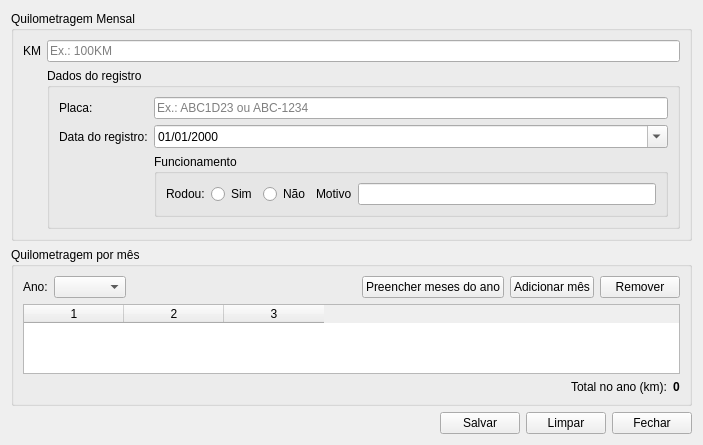
Qt form TELAS/TELAKM.UI (llucasgustavo23-cyber/sistema) before a commit.
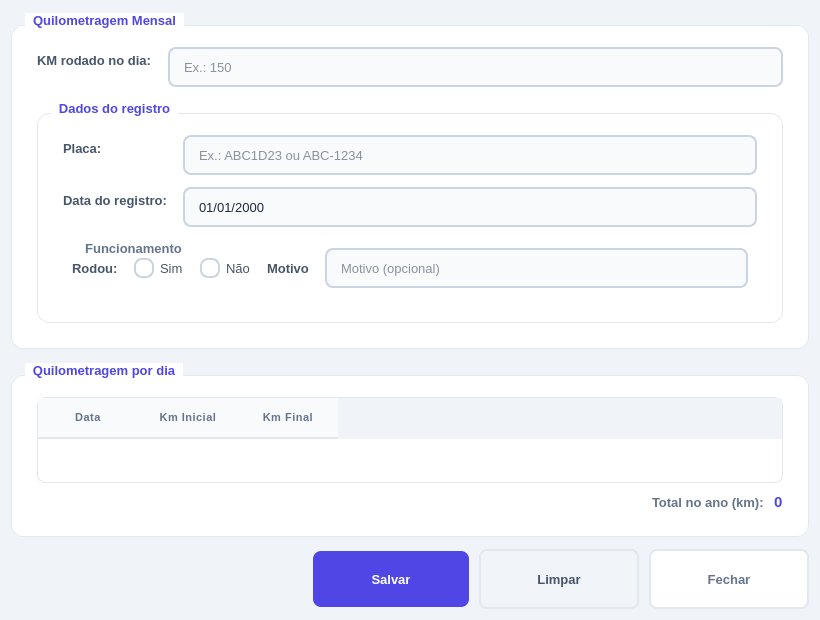
The same form after that commit.

```diff
--- a/TELAS/TELAKM.UI
+++ b/TELAS/TELAKM.UI
@@ -6,26 +6,279 @@
    <rect>
     <x>0</x>
     <y>0</y>
-    <width>703</width>
-    <height>427</height>
+    <width>820</width>
+    <height>620</height>
    </rect>
   </property>
   <property name="windowTitle">
-   <string>Form</string>
+   <string>Registro de Quilometragem</string>
+  </property>
+  <property name="styleSheet">
+   <string notr="true">
+QWidget {
+    background-color: #f0f4f8;
+    font-family: &quot;Segoe UI&quot;, sans-serif;
+    font-size: 13px;
+    color: #1e293b;
+}
+
+QGroupBox {
+    background-color: #ffffff;
+    border: 1px solid #e2e8f0;
+    border-radius: 12px;
+    margin-top: 14px;
+    padding: 12px 16px 16px 16px;
+    font-weight: 600;
+    font-size: 13px;
+    color: #334155;
+}
+
+QGroupBox::title {
+    subcontrol-origin: margin;
+    subcontrol-position: top left;
+    left: 14px;
+    top: 2px;
+    padding: 0 6px;
+    background-color: #ffffff;
+    color: #4f46e5;
+    font-size: 12px;
+    font-weight: 700;
+    text-transform: uppercase;
+    letter-spacing: 0.5px;
+}
+
+QGroupBox#groupDados_3 {
+    border: none;
+    background: transparent;
+    margin-top: 0px;
+    padding: 0px;
+}
+
+QGroupBox#groupDados_3::title {
+    color: #64748b;
+}
+
+QLineEdit {
+    background-color: #f8fafc;
+    border: 1.5px solid #cbd5e1;
+    border-radius: 8px;
+    padding: 8px 12px;
+    font-size: 13px;
+    color: #1e293b;
+    min-height: 20px;
+    selection-background-color: #4f46e5;
+}
+
+QLineEdit:focus {
+    border-color: #4f46e5;
+    background-color: #ffffff;
+}
+
+QLineEdit:disabled {
+    background-color: #f1f5f9;
+    color: #94a3b8;
+    border-color: #e2e8f0;
+}
+
+QDateEdit {
+    background-color: #f8fafc;
+    border: 1.5px solid #cbd5e1;
+    border-radius: 8px;
+    padding: 8px 12px;
+    font-size: 13px;
+    color: #1e293b;
+    min-height: 20px;
+}
+
+QDateEdit:focus {
+    border-color: #4f46e5;
+    background-color: #ffffff;
+}
+
+QDateEdit::drop-down {
+    border: none;
+    width: 24px;
+}
+
+QLabel {
+    background: transparent;
+    color: #475569;
+    font-size: 13px;
+    font-weight: 500;
+}
+
+QRadioButton {
+    background: transparent;
+    color: #475569;
+    font-size: 13px;
+    spacing: 6px;
+}
+
+QRadioButton::indicator {
+    width: 16px;
+    height: 16px;
+    border-radius: 8px;
+    border: 2px solid #cbd5e1;
+    background: #ffffff;
+}
+
+QRadioButton::indicator:checked {
+    border-color: #4f46e5;
+    background-color: #4f46e5;
+}
+
+QTableWidget {
+    background-color: #ffffff;
+    border: 1px solid #e2e8f0;
+    border-radius: 8px;
+    gridline-color: #f1f5f9;
+    font-size: 13px;
+    selection-background-color: #ede9fe;
+    selection-color: #1e293b;
+    alternate-background-color: #f8fafc;
+}
+
+QTableWidget::item {
+    padding: 8px 12px;
+    border-bottom: 1px solid #f1f5f9;
+}
+
+QHeaderView::section {
+    background-color: #f8fafc;
+    color: #64748b;
+    font-weight: 700;
+    font-size: 11px;
+    text-transform: uppercase;
+    letter-spacing: 0.5px;
+    padding: 10px 12px;
+    border: none;
+    border-bottom: 2px solid #e2e8f0;
+}
+
+QPushButton#btnSalvar {
+    background-color: #4f46e5;
+    color: white;
+    border: none;
+    border-radius: 8px;
+    padding: 10px 28px;
+    font-size: 13px;
+    font-weight: 600;
+    min-width: 100px;
+    min-height: 36px;
+}
+
+QPushButton#btnSalvar:hover {
+    background-color: #4338ca;
+}
+
+QPushButton#btnSalvar:pressed {
+    background-color: #3730a3;
+}
+
+QPushButton#btnLimpar {
+    background-color: #f1f5f9;
+    color: #475569;
+    border: 1.5px solid #e2e8f0;
+    border-radius: 8px;
+    padding: 10px 28px;
+    font-size: 13px;
+    font-weight: 600;
+    min-width: 100px;
+    min-height: 36px;
+}
+
+QPushButton#btnLimpar:hover {
+    background-color: #e2e8f0;
+    color: #334155;
+}
+
+QPushButton#btnFechar {
+    background-color: #ffffff;
+    color: #64748b;
+    border: 1.5px solid #e2e8f0;
+    border-radius: 8px;
+    padding: 10px 28px;
+    font-size: 13px;
+    font-weight: 600;
+    min-width: 100px;
+    min-height: 36px;
+}
+
+QPushButton#btnFechar:hover {
+    background-color: #f8fafc;
+    color: #334155;
+    border-color: #cbd5e1;
+}
+
+QScrollBar:vertical {
+    background: #f8fafc;
+    width: 8px;
+    border-radius: 4px;
+}
+
+QScrollBar::handle:vertical {
+    background: #cbd5e1;
+    border-radius: 4px;
+    min-height: 30px;
+}
+
+QScrollBar::handle:vertical:hover {
+    background: #94a3b8;
+}
+
+QScrollBar::add-line:vertical, QScrollBar::sub-line:vertical {
+    height: 0px;
+}
+   </string>
   </property>
   <layout class="QVBoxLayout" name="verticalLayout">
+   <property name="spacing">
+    <number>12</number>
+   </property>
+   <property name="contentsMargins" stdset="0">
+    <number>16</number>
+   </property>
    <item>
     <widget class="QGroupBox" name="groupDados_2">
      <property name="title">
       <string>Quilometragem Mensal</string>
      </property>
      <layout class="QFormLayout" name="formLayout_2">
-      <item row="4" column="1">
+      <property name="horizontalSpacing">
+       <number>16</number>
+      </property>
+      <property name="verticalSpacing">
+       <number>12</number>
+      </property>
+      <item row="0" column="0">
+       <widget class="QLabel" name="labelPlaca_2">
+        <property name="text">
+         <string>KM rodado no dia:</string>
+        </property>
+       </widget>
+      </item>
+      <item row="0" column="1">
+       <widget class="QLineEdit" name="linePlaca_2">
+        <property name="maxLength">
+         <number>10</number>
+        </property>
+        <property name="placeholderText">
+         <string>Ex.: 150</string>
+        </property>
+       </widget>
+      </item>
+      <item row="1" column="0" colspan="2">
        <widget class="QGroupBox" name="groupDados">
         <property name="title">
          <string>Dados do registro</string>
         </property>
         <layout class="QFormLayout" name="formLayout">
+         <property name="horizontalSpacing">
+          <number>16</number>
+         </property>
+         <property name="verticalSpacing">
+          <number>12</number>
+         </property>
          <item row="0" column="0">
           <widget class="QLabel" name="labelPlaca">
            <property name="text">
@@ -60,7 +313,7 @@
            </property>
           </widget>
          </item>
-         <item row="2" column="1">
+         <item row="2" column="0" colspan="2">
           <widget class="QGroupBox" name="groupDados_3">
            <property name="title">
             <string>Funcionamento</string>
@@ -68,10 +321,10 @@
            <property name="flat">
             <bool>true</bool>
            </property>
-           <property name="checkable">
-            <bool>false</bool>
-           </property>
            <layout class="QHBoxLayout" name="horizontalLayout">
+            <property name="spacing">
+             <number>16</number>
+            </property>
             <item>
              <widget class="QLabel" name="labelPlaca_3">
               <property name="text">
@@ -101,7 +354,11 @@
              </widget>
             </item>
             <item>
-             <widget class="QLineEdit" name="lineEdit"/>
+             <widget class="QLineEdit" name="lineEdit">
+              <property name="placeholderText">
+               <string>Motivo (opcional)</string>
+              </property>
+             </widget>
             </item>
            </layout>
           </widget>
@@ -109,80 +366,18 @@
         </layout>
        </widget>
       </item>
-      <item row="1" column="0">
-       <widget class="QLabel" name="labelPlaca_2">
-        <property name="text">
-         <string>KM</string>
-        </property>
-       </widget>
-      </item>
-      <item row="1" column="1">
-       <widget class="QLineEdit" name="linePlaca_2">
-        <property name="maxLength">
-         <number>8</number>
-        </property>
-        <property name="placeholderText">
-         <string>Ex.: 100KM</string>
-        </property>
-       </widget>
-      </item>
      </layout>
     </widget>
    </item>
    <item>
     <widget class="QGroupBox" name="groupKm">
      <property name="title">
-      <string>Quilometragem por mês</string>
+      <string>Quilometragem por dia</string>
      </property>
      <layout class="QVBoxLayout" name="verticalLayout_km">
-      <item>
-       <layout class="QHBoxLayout" name="horizontalLayout_top">
-        <item>
-         <widget class="QLabel" name="labelAno">
-          <property name="text">
-           <string>Ano:</string>
-          </property>
-         </widget>
-        </item>
-        <item>
-         <widget class="QComboBox" name="comboAno"/>
-        </item>
-        <item>
-         <spacer name="horizontalSpacer">
-          <property name="orientation">
-           <enum>Qt::Horizontal</enum>
-          </property>
-          <property name="sizeHint" stdset="0">
-           <size>
-            <width>0</width>
-            <height>0</height>
-           </size>
-          </property>
-         </spacer>
-        </item>
-        <item>
-         <widget class="QPushButton" name="btnPreencherAno">
-          <property name="text">
-           <string>Preencher meses do ano</string>
-          </property>
-         </widget>
-        </item>
-        <item>
-         <widget class="QPushButton" name="btnAddMes">
-          <property name="text">
-           <string>Adicionar mês</string>
-          </property>
-         </widget>
-        </item>
-        <item>
-         <widget class="QPushButton" name="btnRemoverLinha">
-          <property name="text">
-           <string>Remover</string>
-          </property>
-         </widget>
-        </item>
-       </layout>
-      </item>
+      <property name="spacing">
+       <number>10</number>
+      </property>
       <item>
        <widget class="QTableWidget" name="tableKm">
         <property name="editTriggers">
@@ -203,9 +398,21 @@
         <property name="columnCount">
          <number>3</number>
         </property>
-        <column/>
-        <column/>
-        <column/>
+        <column>
+         <property name="text">
+          <string>Data</string>
+         </property>
+        </column>
+        <column>
+         <property name="text">
+          <string>Km Inicial</string>
+         </property>
+        </column>
+        <column>
+         <property name="text">
+          <string>Km Final</string>
+         </property>
+        </column>
        </widget>
       </item>
       <item>
@@ -225,6 +432,9 @@
         </item>
         <item>
          <widget class="QLabel" name="labelTotalTxt">
+          <property name="styleSheet">
+           <string>color: #64748b; font-size: 13px;</string>
+          </property>
           <property name="text">
            <string>Total no ano (km):</string>
           </property>
@@ -233,7 +443,7 @@
         <item>
          <widget class="QLabel" name="labelTotalValor">
           <property name="styleSheet">
-           <string notr="true">font-weight: bold;</string>
+           <string>font-weight: 700; font-size: 15px; color: #4f46e5;</string>
           </property>
           <property name="text">
            <string>0</string>
@@ -247,6 +457,9 @@
    </item>
    <item>
     <layout class="QHBoxLayout" name="horizontalLayout_buttons">
+     <property name="spacing">
+      <number>10</number>
+     </property>
      <item>
       <spacer name="horizontalSpacer3">
        <property name="orientation">
```
Left out of the diff: 6 changed lines with no effect on the pictures.
